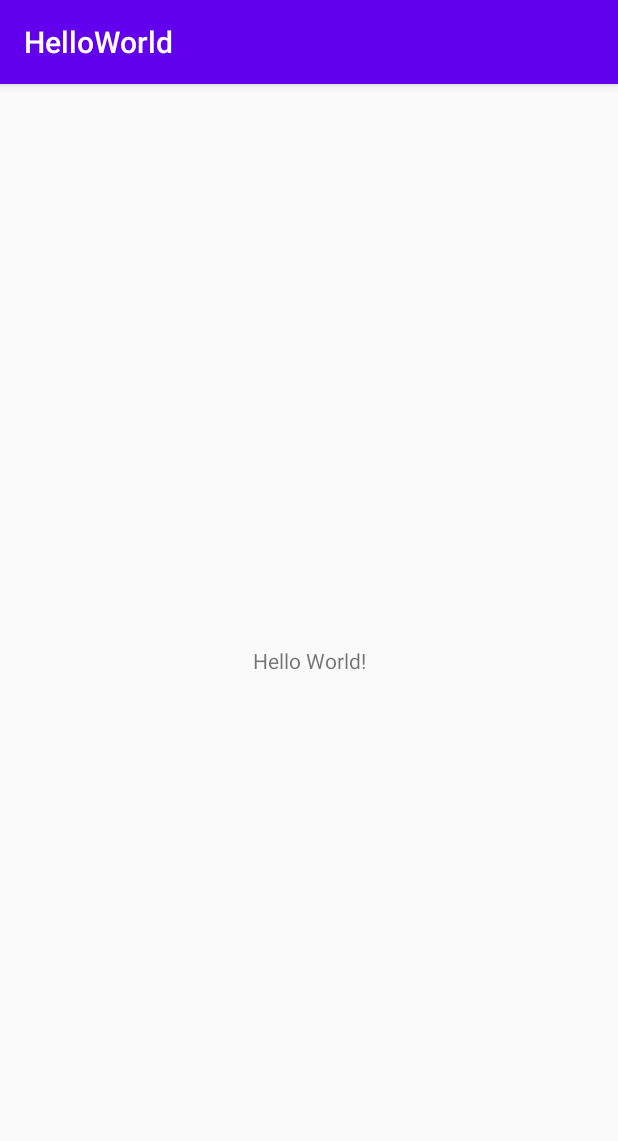
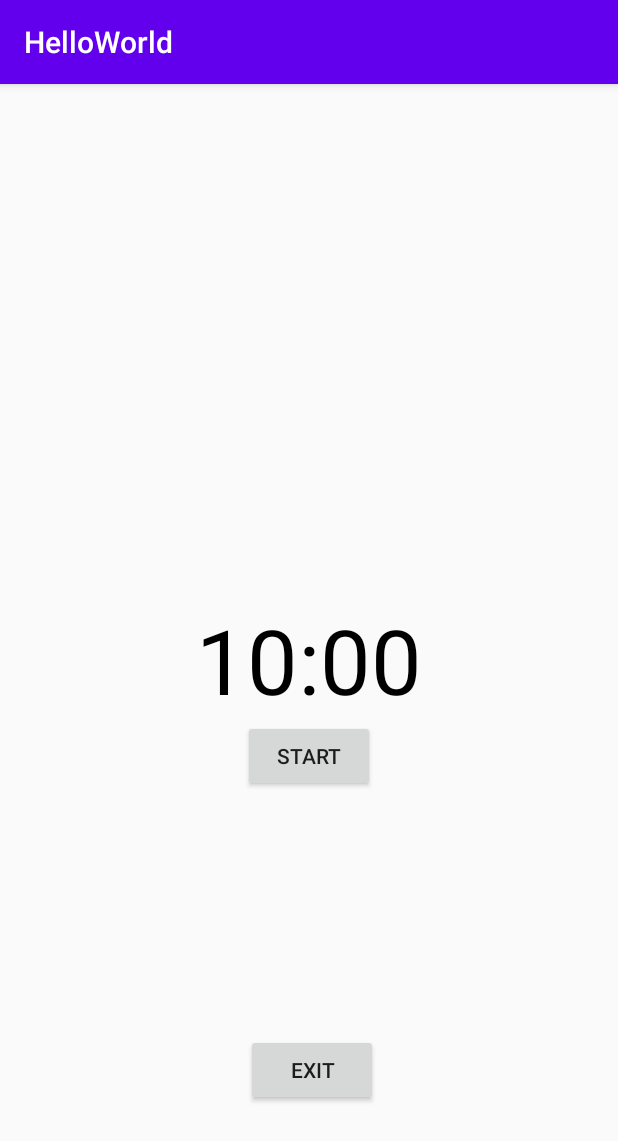
Before and after one commit to irfanazizalamin/learn-tktpl-1706039364, an Android app: the screen it shows after launch (MainActivity), on a phone screen of 412 x 824 dp. Shown: the top 1141 px of the screen. Run offline under Robolectric (Android 15) with nearby library versions, the phone set to English and light mode, and no system bars.

Commit message:
lab-3 created simple counter apps

```diff
--- a/app/build.gradle
+++ b/app/build.gradle
@@ -30,6 +30,7 @@ dependencies {
     implementation 'androidx.core:core-ktx:1.3.1'
     implementation 'androidx.appcompat:appcompat:1.2.0'
     implementation 'androidx.constraintlayout:constraintlayout:2.0.1'
+    implementation 'com.google.android.material:material:1.2.1'
     testImplementation 'junit:junit:4.12'
     androidTestImplementation 'androidx.test.ext:junit:1.1.2'
     androidTestImplementation 'androidx.test.espresso:espresso-core:3.3.0'
--- /dev/null
+++ b/app/src/main/java/id/ac/ui/cs/mobileprogramming/irfanazizalamin/helloworld/MainActivity.java
@@ -0,0 +1,149 @@
+package id.ac.ui.cs.mobileprogramming.irfanazizalamin.helloworld;
+
+import androidx.appcompat.app.AppCompatActivity;
+
+import android.content.SharedPreferences;
+import android.os.Bundle;
+import android.os.CountDownTimer;
+import android.view.View;
+import android.widget.Button;
+import android.widget.TextView;
+import android.widget.Toast;
+
+import java.util.Locale;
+
+public class MainActivity extends AppCompatActivity {
+
+    private static final long START_TIME_IN_MILLIS = 600000;
+    private TextView mTextViewCountDown;
+    private Button mButtonStartPause;
+    private Button mButtonReset;
+    private Button mButtonExit;
+    private CountDownTimer mCountDownTimer;
+    private boolean mTimerRunning;
+    private long mTimeLeftInMillis;
+    private long mEndTime;
+    @Override
+    protected void onCreate(Bundle savedInstanceState) {
+        super.onCreate(savedInstanceState);
+        setContentView(R.layout.activity_main);
+        mTextViewCountDown = findViewById(R.id.text_view_countdown);
+        mButtonStartPause = findViewById(R.id.button_start_pause);
+        mButtonReset = findViewById(R.id.button_reset);
+        mButtonExit = findViewById(R.id.button_exit);
+        mButtonStartPause.setOnClickListener(new View.OnClickListener() {
+            @Override
+            public void onClick(View v) {
+                if (mTimerRunning) {
+                    pauseTimer();
+                } else {
+                    startTimer();
+                }
+            }
+        });
+        mButtonReset.setOnClickListener(new View.OnClickListener() {
+            @Override
+            public void onClick(View v) {
+                resetTimer();
+            }
+        });
+        mButtonExit.setOnClickListener(new View.OnClickListener() {
+            @Override
+            public void onClick(View v) {
+                SharedPreferences prefs = getSharedPreferences("prefs", MODE_PRIVATE);
+                SharedPreferences.Editor editor = prefs.edit();
+                editor.remove("millisLeft").commit();
+                editor.remove("timerRunning").commit();
+                editor.remove("endTime").commit();
+                finish();
+            }
+        });
+    }
+    private void startTimer() {
+        mEndTime = System.currentTimeMillis() + mTimeLeftInMillis;
+        mCountDownTimer = new CountDownTimer(mTimeLeftInMillis, 1000) {
+            @Override
+            public void onTick(long millisUntilFinished) {
+                mTimeLeftInMillis = millisUntilFinished;
+                updateCountDownText();
+            }
+            @Override
+            public void onFinish() {
+                mTimerRunning = false;
+                updateButtons();
+            }
+        }.start();
+        mTimerRunning = true;
+        updateButtons();
+    }
+    private void pauseTimer() {
+        mCountDownTimer.cancel();
+        mTimerRunning = false;
+        updateButtons();
+    }
+    private void resetTimer() {
+        mTimeLeftInMillis = START_TIME_IN_MILLIS;
+        updateCountDownText();
+        updateButtons();
+    }
+    private void updateCountDownText() {
+        int minutes = (int) (mTimeLeftInMillis / 1000) / 60;
+        int seconds = (int) (mTimeLeftInMillis / 1000) % 60;
+        String timeLeftFormatted = String.format(Locale.getDefault(), "%02d:%02d", minutes, seconds);
+        mTextViewCountDown.setText(timeLeftFormatted);
+    }
+    private void updateButtons() {
+        if (mTimerRunning) {
+            mButtonReset.setVisibility(View.INVISIBLE);
+            mButtonStartPause.setText("Pause");
+        } else {
+            mButtonStartPause.setText("Start");
+            if (mTimeLeftInMillis < 1000) {
+                mButtonStartPause.setVisibility(View.INVISIBLE);
+            } else {
+                mButtonStartPause.setVisibility(View.VISIBLE);
+            }
+            if (mTimeLeftInMillis < START_TIME_IN_MILLIS) {
+                mButtonReset.setVisibility(View.VISIBLE);
+            } else {
+                mButtonReset.setVisibility(View.INVISIBLE);
+            }
+        }
+    }
+    @Override
+    protected void onStart() {
+        super.onStart();
+        SharedPreferences prefs = getSharedPreferences("prefs", MODE_PRIVATE);
+        mTimeLeftInMillis = prefs.getLong("millisLeft", START_TIME_IN_MILLIS);
+        mTimerRunning = prefs.getBoolean("timerRunning", false);
+        updateCountDownText();
+        updateButtons();
+        if (mTimerRunning) {
+            mEndTime = prefs.getLong("endTime", 0);
+            mTimeLeftInMillis = mEndTime - System.currentTimeMillis();
+            if (mTimeLeftInMillis < 0) {
+                mTimeLeftInMillis = 0;
+                mTimerRunning = false;
+                updateCountDownText();
+                updateButtons();
+            } else {
+                startTimer();
+            }
+        }
+    }
+    @Override
+    public void onBackPressed() {
+        Toast.makeText(this, "Please click EXIT button to exit", Toast.LENGTH_LONG).show();
+
+        super.onBackPressed();
+        SharedPreferences prefs = getSharedPreferences("prefs", MODE_PRIVATE);
+        SharedPreferences.Editor editor = prefs.edit();
+        editor.putLong("millisLeft", mTimeLeftInMillis);
+        editor.putBoolean("timerRunning", mTimerRunning);
+        editor.putLong("endTime", mEndTime);
+        editor.apply();
+        if (mCountDownTimer != null) {
+            mCountDownTimer.cancel();
+        }
+    }
+}
--- a/app/src/main/java/id/ac/ui/cs/mobileprogramming/irfanazizalamin/helloworld/MainActivity.kt
+++ /dev/null
@@ -1,11 +0,0 @@
-package id.ac.ui.cs.mobileprogramming.irfanazizalamin.helloworld
-
-import androidx.appcompat.app.AppCompatActivity
-import android.os.Bundle
-
-class MainActivity : AppCompatActivity() {
-    override fun onCreate(savedInstanceState: Bundle?) {
-        super.onCreate(savedInstanceState)
-        setContentView(R.layout.activity_main)
-    }
-}
--- a/app/src/main/res/layout/activity_main.xml
+++ b/app/src/main/res/layout/activity_main.xml
@@ -1,18 +1,44 @@
 <?xml version="1.0" encoding="utf-8"?>
-<androidx.constraintlayout.widget.ConstraintLayout xmlns:android="http://schemas.android.com/apk/res/android"
+<RelativeLayout xmlns:android="http://schemas.android.com/apk/res/android"
     xmlns:app="http://schemas.android.com/apk/res-auto"
     xmlns:tools="http://schemas.android.com/tools"
     android:layout_width="match_parent"
     android:layout_height="match_parent"
-    tools:context=".MainActivity">
-
+    tools:context="MainActivity">
     <TextView
+        android:id="@+id/text_view_countdown"
         android:layout_width="wrap_content"
         android:layout_height="wrap_content"
-        android:text="Hello World!"
-        app:layout_constraintBottom_toBottomOf="parent"
-        app:layout_constraintLeft_toLeftOf="parent"
-        app:layout_constraintRight_toRightOf="parent"
-        app:layout_constraintTop_toTopOf="parent" />
+        android:layout_centerHorizontal="true"
+        android:layout_centerVertical="true"
+        android:text="00:00"
+        android:textColor="@android:color/black"
+        android:textSize="60sp" />
+    <Button
+        android:id="@+id/button_start_pause"
+        android:layout_width="wrap_content"
+        android:layout_height="wrap_content"
+        android:layout_below="@+id/text_view_countdown"
+        android:layout_centerHorizontal="true"
+        android:text="@string/button_start" />
+    <Button
+        android:id="@+id/button_reset"
+        android:layout_width="wrap_content"
+        android:layout_height="wrap_content"
+        android:layout_below="@+id/text_view_countdown"
+        android:layout_marginStart="11dp"
+        android:layout_toEndOf="@+id/button_start_pause"
+        android:text="@string/button_reset"
+        android:visibility="invisible"
+        tools:visibility="visible" />
 
-</androidx.constraintlayout.widget.ConstraintLayout>
+    <Button
+        android:id="@+id/button_exit"
+        android:layout_width="wrap_content"
+        android:layout_height="wrap_content"
+        android:layout_below="@+id/text_view_countdown"
+        android:layout_marginStart="-86dp"
+        android:layout_marginTop="209dp"
+        android:layout_toEndOf="@+id/button_start_pause"
+        android:text="@string/button_exit" />
+</RelativeLayout>
--- a/app/src/main/res/values/strings.xml
+++ b/app/src/main/res/values/strings.xml
@@ -1,3 +1,6 @@
 <resources>
     <string name="app_name">HelloWorld</string>
+    <string name="button_start">Start</string>
+    <string name="button_reset">Reset</string>
+    <string name="button_exit">Exit</string>
 </resources>
```
